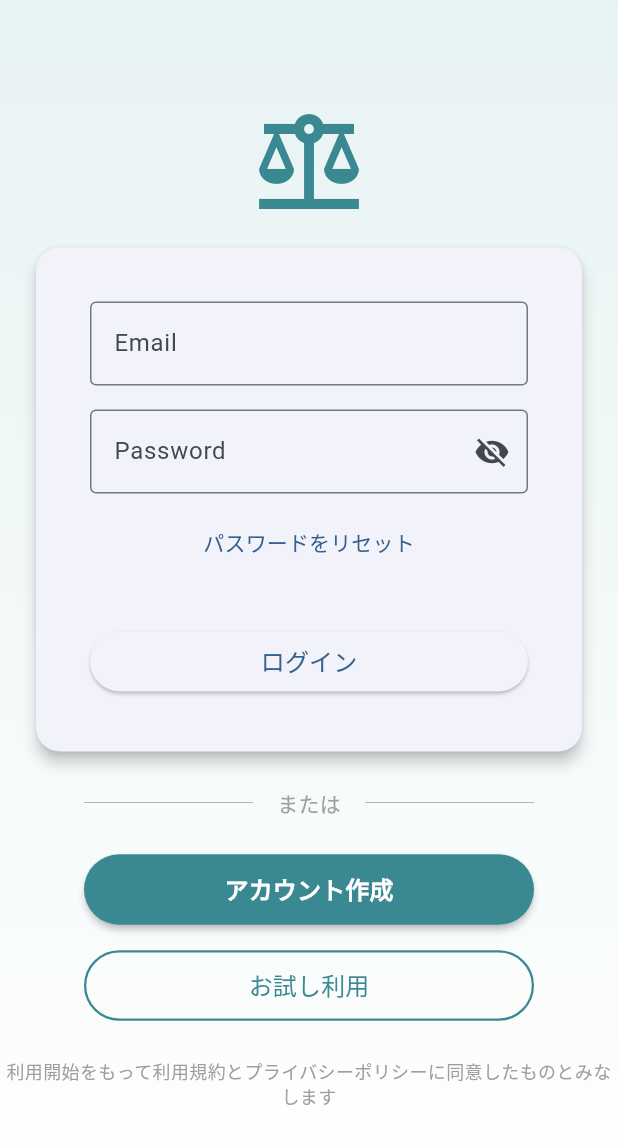
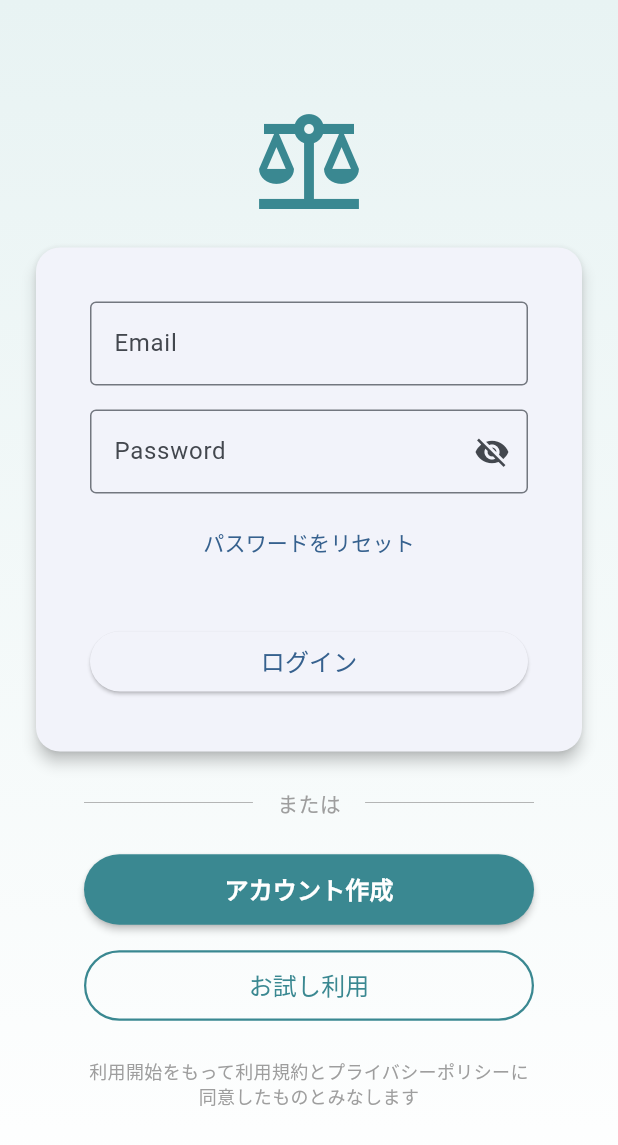
Before and after one commit to yamamomo2022/balance_ai_agent, a Flutter app: the screen it shows after launch, on a phone screen of 412 x 824 dp. Shown: the top 1145 px of the screen. Run offline on Flutter 3.47's test engine with Material 3 defaults, Android fonts, the phone set to English and light mode, and no system bars; our stand-ins replace dio, firebase_auth, firebase_core, flutter_chat_types, flutter_chat_ui, flutter_dotenv and 2 more; accounts and stored records are empty; generated files the repository leaves out were written again.

Commit message:
fix: adjust layout of terms and privacy policy text in login/signup page
- Changed the padding and wrapped the terms and privacy policy text in a SizedBox for better layout control.

```diff
--- a/lib/pages/login_signup_page.dart
+++ b/lib/pages/login_signup_page.dart
@@ -175,7 +175,9 @@ class LoginSignupPage extends StatelessWidget {
                 ),
 
                 // 利用規約とプライバシーポリシーへのリンク
-                const Padding(
+                SizedBox(
+                  width: 300,
+                  child: const Padding(
                     padding: EdgeInsets.only(top: 24.0, bottom: 16.0),
                     child: Text(
                       '利用開始をもって利用規約とプライバシーポリシーに同意したものとみなします',
@@ -183,6 +185,7 @@ class LoginSignupPage extends StatelessWidget {
                       style: TextStyle(
                         color: Colors.grey,
                         fontSize: 12,
+                      ),
                     ),
                   ),
                 ),
```
Lines whose indentation alone changed are shown as unchanged.
